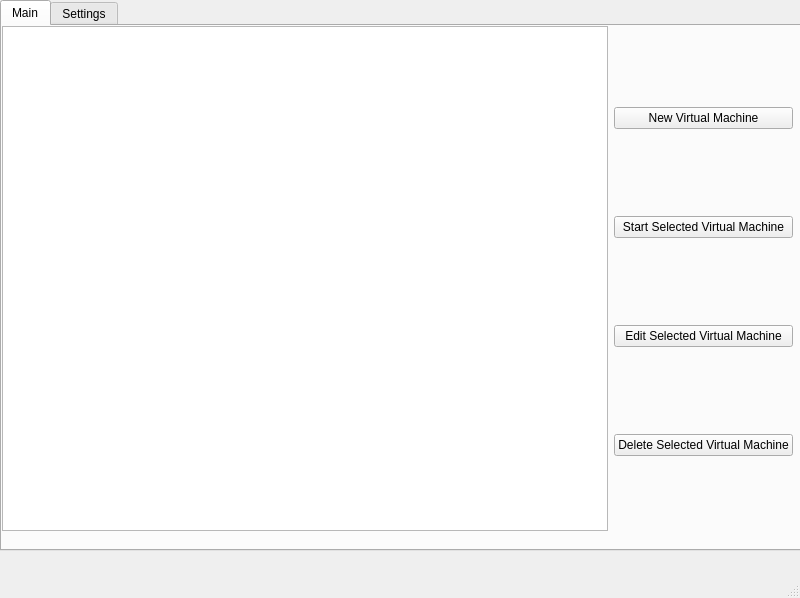
First picture: the form in ui/Main.ui, repository Tech-FZ/EmuGUI, before the edit.
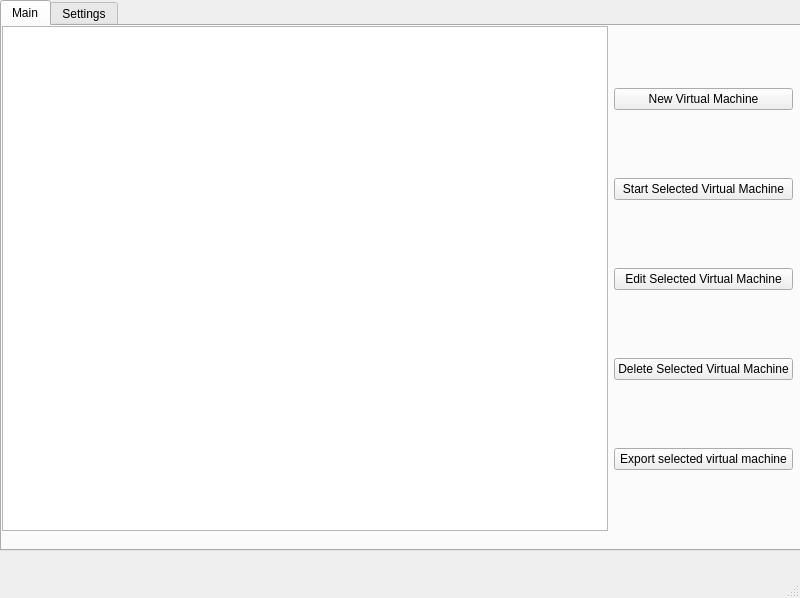
Second picture: the form after the edit.

Commit message: Add export function

What changed in the file:
```diff
--- a/ui/Main.ui
+++ b/ui/Main.ui
@@ -82,6 +82,13 @@
               </property>
              </widget>
             </item>
+            <item>
+             <widget class="QPushButton" name="pushButton_22">
+              <property name="text">
+               <string>Export selected virtual machine</string>
+              </property>
+             </widget>
+            </item>
            </layout>
           </item>
          </layout>
```
The commit also changes 8 other files.
